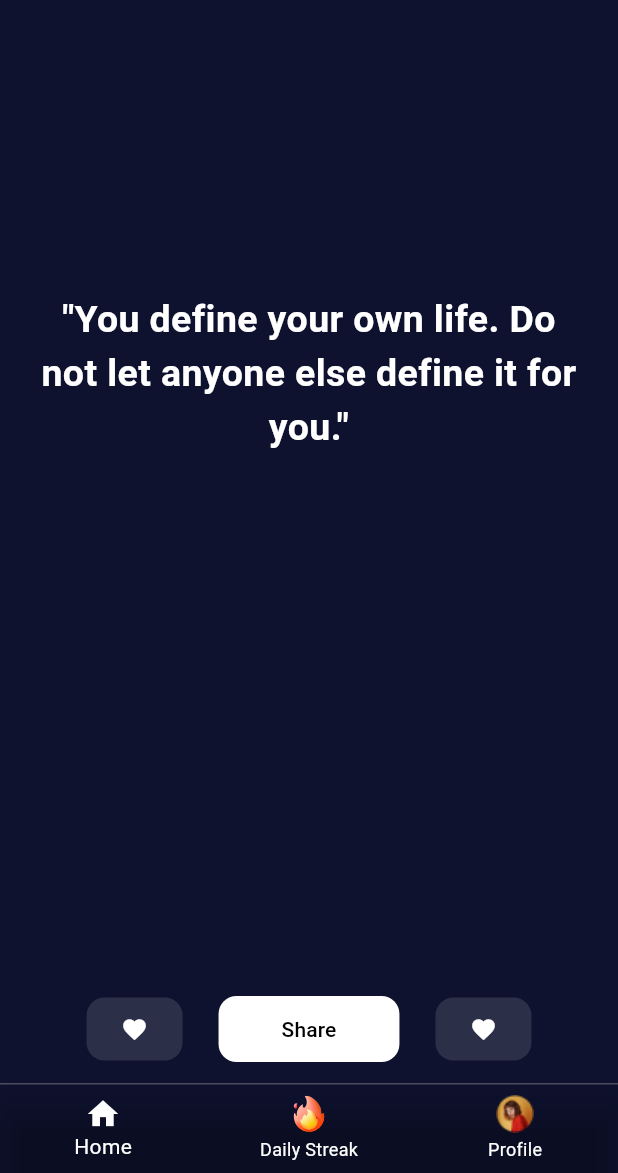
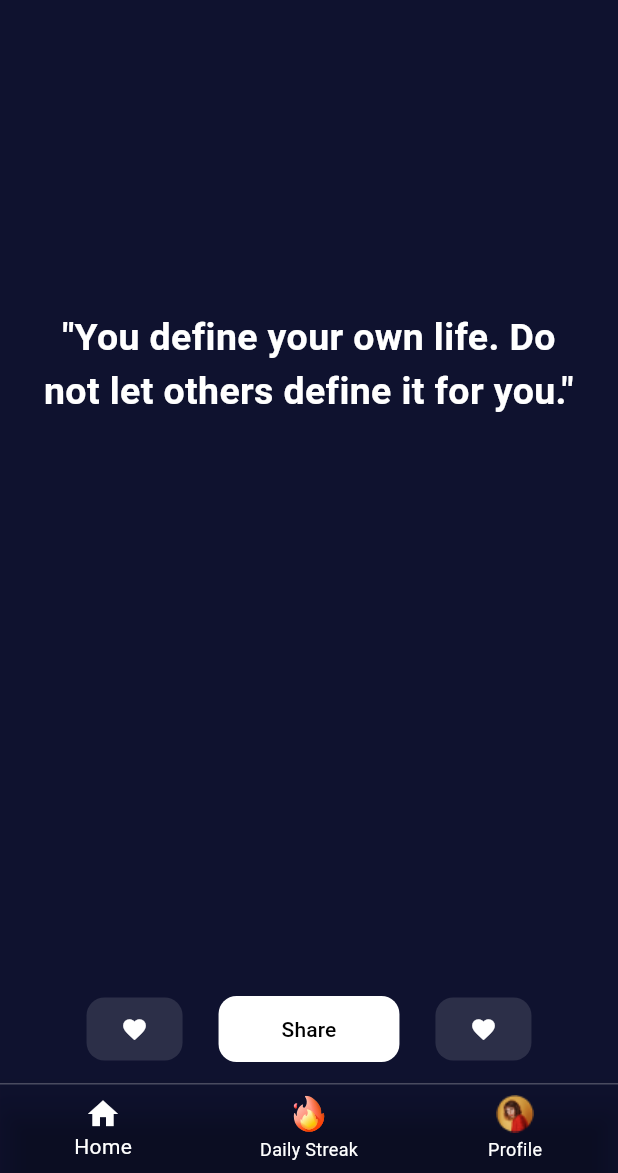
Before and after one commit to AkshayBenny/quotes-app-flutter, a Flutter app: the screen it shows after launch, on a phone screen of 412 x 824 dp, the part 63-1236 px from its top. Run offline on Flutter 3.47's test engine with Material 3 defaults, Android fonts, the phone set to English and light mode, and no system bars; our stand-ins replace flutter_svg; project files that could hold a hidden picture were left out.

Commit message:
home page scroll view

```diff
--- a/lib/main.dart
+++ b/lib/main.dart
@@ -13,11 +13,9 @@ class MyApp extends StatelessWidget {
     return MaterialApp(
       title: 'Flutter Demo',
       theme: ThemeData(
-        scaffoldBackgroundColor:const Color.fromARGB(255, 15, 18, 47),
+        scaffoldBackgroundColor: const Color.fromARGB(255, 15, 18, 47),
       ),
-      home: const Center(
-        child: HomeScreen()
-      ),
+      home: Center(child: HomeScreen()),
     );
   }
 }
--- a/lib/pages/home_screen.dart
+++ b/lib/pages/home_screen.dart
@@ -1,107 +1,34 @@
 import 'package:flutter/material.dart';
 import 'package:quotes_app_flutter/widgets/bottom_nav_bar.dart';
+import 'package:quotes_app_flutter/widgets/home_screen_main_widget.dart';
+import 'package:quotes_app_flutter/widgets/home_screen_top_bar_widget.dart';
 
 class HomeScreen extends StatelessWidget {
-  const HomeScreen({super.key});
+  HomeScreen({super.key});
+
+  final List<String> quotes = [
+    "You define your own life. Do not let others define it for you.",
+    "Life is what happens when you're busy making other plans.",
+    "Get busy living or get busy dying.",
+  ];
 
   @override
   Widget build(BuildContext context) {
     return Scaffold(
       appBar: AppBar(
-        backgroundColor: Colors.transparent,
-        elevation: 0,
-        title: Row(
-          mainAxisAlignment: MainAxisAlignment.spaceBetween,
-          children: [
-            const Text(
-              "Quotes.",
-              style: TextStyle(color: Colors.white),
-            ),
-            Row(
-              children: [
-                GestureDetector(
-                  onTap: () {},
-                  child: const Icon(
-                    Icons.offline_bolt_outlined,
-                    color: Colors.white,
-                  ),
-                ),
-                const SizedBox(width: 16),
-                GestureDetector(
-                  onTap: () {},
-                  child: const Icon(
-                    Icons.apps_sharp,
-                    color: Colors.white,
-                  ),
-                ),
-              ],
-            ),
-          ],
-        ),
-      ),
-      body: Padding(
-        padding: const EdgeInsets.symmetric(vertical: 12, horizontal: 24),
-        child: Column(
-          mainAxisAlignment: MainAxisAlignment.spaceBetween,
-          crossAxisAlignment: CrossAxisAlignment.center,
-          children: [
-            const SizedBox(),
-            const Text(
-              '"You define your own life. Do not let anyone else define it for you."',
-              style: TextStyle(
-                color: Colors.white,
-                fontSize: 25,
-                fontWeight: FontWeight.w600,
-              ),
-              textAlign: TextAlign.center,
-            ),
-            const SizedBox(height: 20), // Add space between text and button
-            Row(
-              mainAxisAlignment: MainAxisAlignment.center,
-              children: [
-                FilledButton(
-                  onPressed: () {},
-                  style: FilledButton.styleFrom(
-                    padding: const EdgeInsets.fromLTRB(12, 12, 12, 12),
-                    backgroundColor: Colors.white.withOpacity(0.12),
-                    shape: RoundedRectangleBorder(
-                        borderRadius: BorderRadius.circular(12)),
-                  ),
-                  child: const Icon(Icons.favorite), // Add text color
-                ),
-                const SizedBox(
-                  width: 24,
-                ),
-                FilledButton(
-                  onPressed: () {},
-                  style: FilledButton.styleFrom(
-                    padding: const EdgeInsets.fromLTRB(42, 12, 42, 12),
-                    backgroundColor: Colors.white,
-                    shape: RoundedRectangleBorder(
-                        borderRadius: BorderRadius.circular(12)),
-                  ),
-                  child: const Text(
-                    "Share",
-                    style: TextStyle(color: Colors.black),
-                  ),
-                ),
-                const SizedBox(
-                  width: 24,
-                ),
-                FilledButton(
-                  onPressed: () {},
-                  style: FilledButton.styleFrom(
-                      padding: const EdgeInsets.fromLTRB(12, 12, 12, 12),
-                      backgroundColor: Colors.white.withOpacity(0.12),
-                      shape: RoundedRectangleBorder(
-                          borderRadius: BorderRadius.circular(12))),
-                  child: const Icon(Icons.favorite),
-                ),
-
-              ],
-            ),
-          ],
-        ),
+          backgroundColor: Colors.transparent,
+          elevation: 0,
+          title: const HomeScreenTopBarWidget()),
+      body: PageView.builder(
+        physics: const AlwaysScrollableScrollPhysics(),
+        scrollDirection: Axis.vertical,
+        itemCount: quotes.length,
+        itemBuilder: (context, index) {
+          return Padding(
+            padding: const EdgeInsets.symmetric(vertical: 12, horizontal: 24),
+            child: HomeScreenMainWidget(quote: quotes[index]),
+          );
+        },
       ),
       bottomNavigationBar: const BottomNavBar(),
     );
--- /dev/null
+++ b/lib/widgets/home_screen_main_widget.dart
@@ -0,0 +1,76 @@
+import 'package:flutter/material.dart';
+
+class HomeScreenMainWidget extends StatefulWidget {
+  const HomeScreenMainWidget({super.key, required this.quote});
+
+  final String quote;
+
+  @override
+  State<HomeScreenMainWidget> createState() => _HomeScreenMainWidgetState();
+}
+
+class _HomeScreenMainWidgetState extends State<HomeScreenMainWidget> {
+  @override
+  Widget build(BuildContext context) {
+    return Column(
+      mainAxisAlignment: MainAxisAlignment.spaceBetween,
+      crossAxisAlignment: CrossAxisAlignment.center,
+      children: [
+        const SizedBox(),
+        Text(
+          '"${widget.quote}"',
+          style: const TextStyle(
+            color: Colors.white,
+            fontSize: 25,
+            fontWeight: FontWeight.w600,
+          ),
+          textAlign: TextAlign.center,
+        ),
+        const SizedBox(height: 20), // Add space between text and button
+        Row(
+          mainAxisAlignment: MainAxisAlignment.center,
+          children: [
+            FilledButton(
+              onPressed: () {},
+              style: FilledButton.styleFrom(
+                padding: const EdgeInsets.fromLTRB(12, 12, 12, 12),
+                backgroundColor: Colors.white.withOpacity(0.12),
+                shape: RoundedRectangleBorder(
+                    borderRadius: BorderRadius.circular(12)),
+              ),
+              child: const Icon(Icons.favorite), // Add text color
+            ),
+            const SizedBox(
+              width: 24,
+            ),
+            FilledButton(
+              onPressed: () {},
+              style: FilledButton.styleFrom(
+                padding: const EdgeInsets.fromLTRB(42, 12, 42, 12),
+                backgroundColor: Colors.white,
+                shape: RoundedRectangleBorder(
+                    borderRadius: BorderRadius.circular(12)),
+              ),
+              child: const Text(
+                "Share",
+                style: TextStyle(color: Colors.black),
+              ),
+            ),
+            const SizedBox(
+              width: 24,
+            ),
+            FilledButton(
+              onPressed: () {},
+              style: FilledButton.styleFrom(
+                  padding: const EdgeInsets.fromLTRB(12, 12, 12, 12),
+                  backgroundColor: Colors.white.withOpacity(0.12),
+                  shape: RoundedRectangleBorder(
+                      borderRadius: BorderRadius.circular(12))),
+              child: const Icon(Icons.favorite),
+            ),
+          ],
+        ),
+      ],
+    );
+  }
+}
--- /dev/null
+++ b/lib/widgets/home_screen_top_bar_widget.dart
@@ -0,0 +1,42 @@
+import 'package:flutter/material.dart';
+
+class HomeScreenTopBarWidget extends StatefulWidget {
+  const HomeScreenTopBarWidget({super.key});
+
+  @override
+  State<HomeScreenTopBarWidget> createState() => _HomeScreenTopBarWidgetState();
+}
+
+class _HomeScreenTopBarWidgetState extends State<HomeScreenTopBarWidget> {
+  @override
+  Widget build(BuildContext context) {
+    return Row(
+      mainAxisAlignment: MainAxisAlignment.spaceBetween,
+      children: [
+        const Text(
+          "Quotes.",
+          style: TextStyle(color: Colors.white),
+        ),
+        Row(
+          children: [
+            GestureDetector(
+              onTap: () {},
+              child: const Icon(
+                Icons.offline_bolt_outlined,
+                color: Colors.white,
+              ),
+            ),
+            const SizedBox(width: 16),
+            GestureDetector(
+              onTap: () {},
+              child: const Icon(
+                Icons.apps_sharp,
+                color: Colors.white,
+              ),
+            ),
+          ],
+        ),
+      ],
+    );
+  }
+}
```
